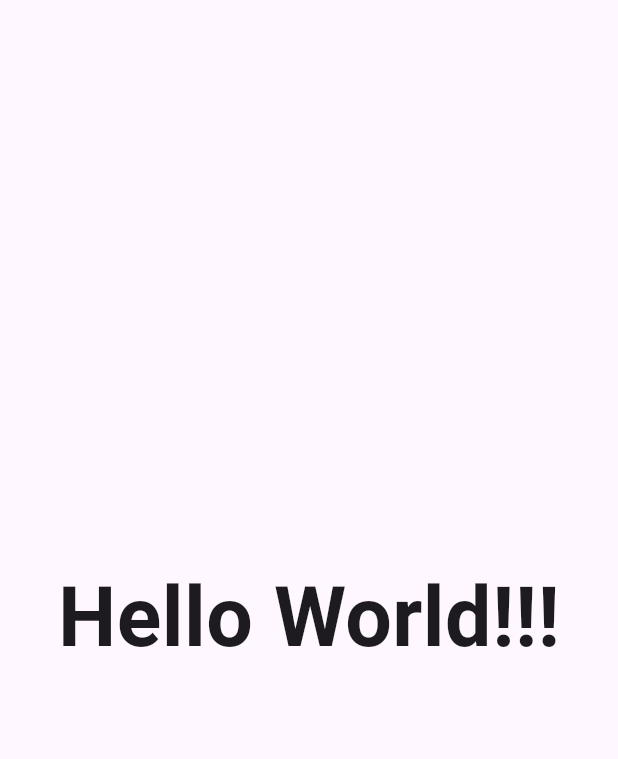
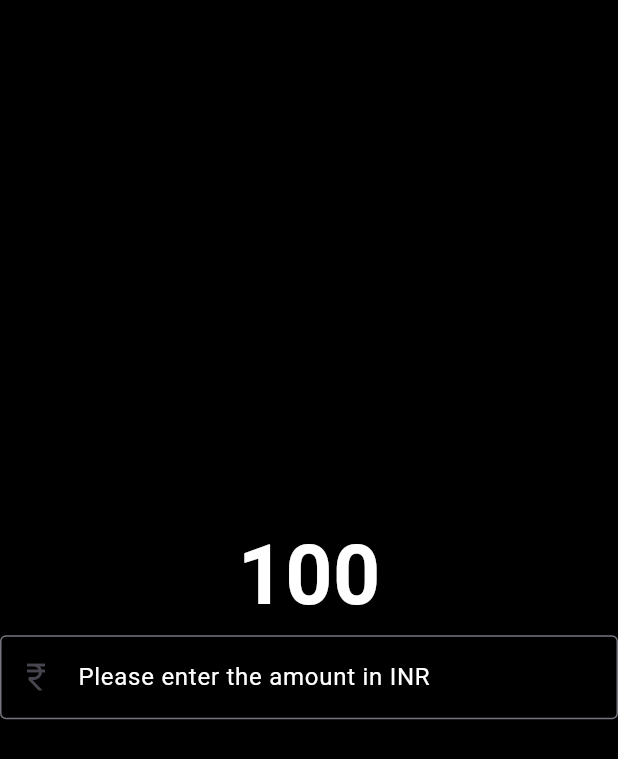
Before and after one commit to SujayPrabhu96/currency-converter-flutter, a Flutter app: the screen it shows after launch, on a phone screen of 412 x 824 dp. Shown: the top 759 px of the screen. Run offline on Flutter 3.47's test engine with Material 3 defaults, Android fonts, the phone set to English and light mode, and no system bars.

Commit message:
Add TextField

```diff
--- a/lib/currency_converter_material_page.dart
+++ b/lib/currency_converter_material_page.dart
@@ -6,17 +6,36 @@ class CurrencyConverterMaterialPage extends StatelessWidget {
   @override
   Widget build(BuildContext context) {
     return const Scaffold(
+      backgroundColor: Colors.black,
       body: Center(
         child: Column(
           mainAxisAlignment: MainAxisAlignment.center,
           crossAxisAlignment: CrossAxisAlignment.center,
           children: [
             Text(
-              'Hello World!!!',
+              '100',
               style: TextStyle(
                 fontSize: 55,
-                fontWeight: FontWeight.bold
+                fontWeight: FontWeight.bold,
+                color: Colors.white
               )
+            ),
+            TextField(
+              decoration: InputDecoration(
+                labelText: 'Please enter the amount in INR',
+                labelStyle: TextStyle(
+                  color: Colors.white
+                ),
+                prefixIcon: Icon(IconData(0xf05db, fontFamily: 'MaterialIcons')),
+                border: OutlineInputBorder(
+                  borderSide: BorderSide(
+                    color: Colors.white
+                  ),
+                )
+              ),
+              style: TextStyle(
+                color: Colors.white
+              ),
             )
           ],
         )
```
